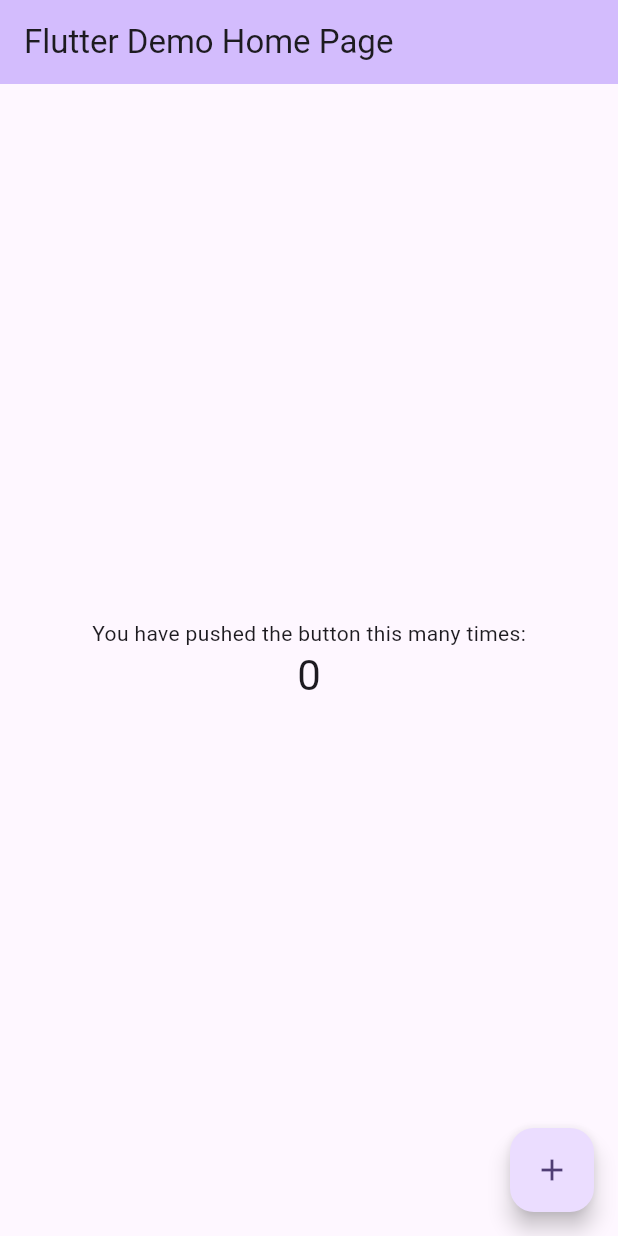
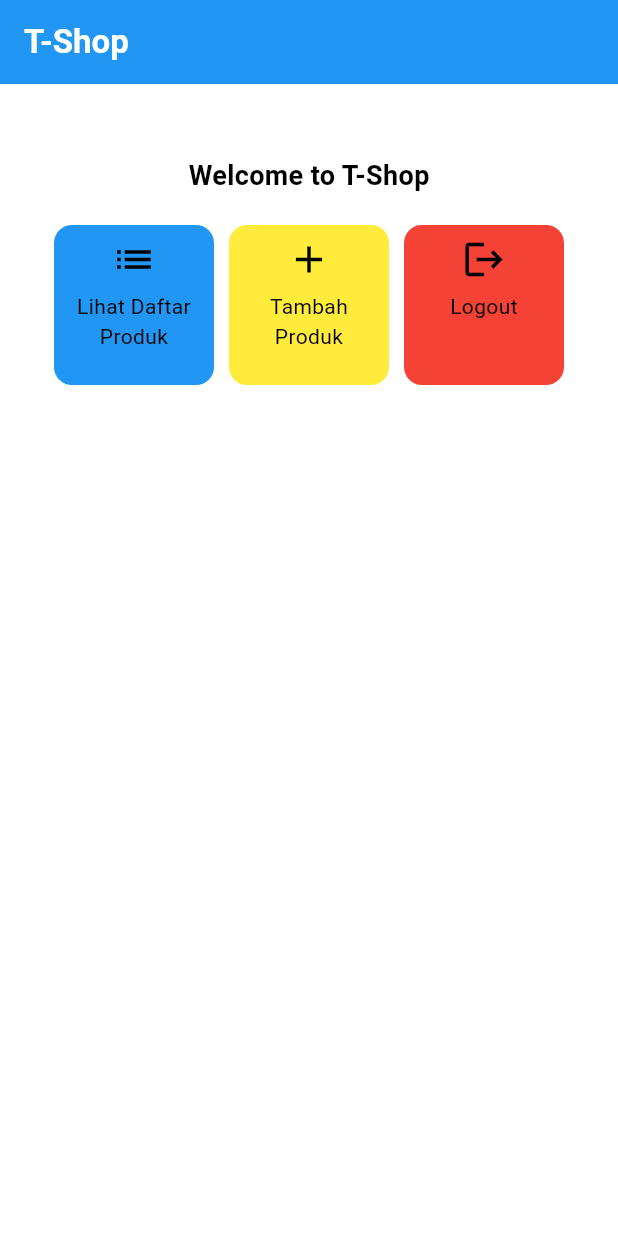
Before and after one commit to RaAhYaMa/pbp-my-e-commerce-mobile, a Flutter app: the screen it shows after launch, on a phone screen of 412 x 824 dp. Run offline on Flutter 3.47's test engine with Material 3 defaults, Android fonts, the phone set to English and light mode, and no system bars.

Commit message:
feat: make some button

```diff
--- a/lib/main.dart
+++ b/lib/main.dart
@@ -1,4 +1,6 @@
 import 'package:flutter/material.dart';
+import 'package:my_e_commerce_mobile/menu.dart';
+
 
 void main() {
   runApp(const MyApp());
@@ -7,119 +9,17 @@ void main() {
 class MyApp extends StatelessWidget {
   const MyApp({super.key});
 
-  // This widget is the root of your application.
   @override
   Widget build(BuildContext context) {
     return MaterialApp(
-      title: 'Flutter Demo',
+      title: 'T-Shop',
       theme: ThemeData(
-        // This is the theme of your application.
-        //
-        // TRY THIS: Try running your application with "flutter run". You'll see
-        // the application has a purple toolbar. Then, without quitting the app,
-        // try changing the seedColor in the colorScheme below to Colors.green
-        // and then invoke "hot reload" (save your changes or press the "hot
-        // reload" button in a Flutter-supported IDE, or press "r" if you used
-        // the command line to start the app).
-        //
-        // Notice that the counter didn't reset back to zero; the application
-        // state is not lost during the reload. To reset the state, use hot
-        // restart instead.
-        //
-        // This works for code too, not just values: Most code changes can be
-        // tested with just a hot reload.
-        colorScheme: ColorScheme.fromSeed(seedColor: Colors.deepPurple),
+        colorScheme: ColorScheme.fromSwatch(
+          primarySwatch: Colors.blue,
+        ).copyWith(secondary: Colors.blue[400]),
         useMaterial3: true,
       ),
-      home: const MyHomePage(title: 'Flutter Demo Home Page'),
+      home: MyHomePage(),
     );
   }
 }
-
-class MyHomePage extends StatefulWidget {
-  const MyHomePage({super.key, required this.title});
-
-  // This widget is the home page of your application. It is stateful, meaning
-  // that it has a State object (defined below) that contains fields that affect
-  // how it looks.
-
-  // This class is the configuration for the state. It holds the values (in this
-  // case the title) provided by the parent (in this case the App widget) and
-  // used by the build method of the State. Fields in a Widget subclass are
-  // always marked "final".
-
-  final String title;
-
-  @override
-  State<MyHomePage> createState() => _MyHomePageState();
-}
-
-class _MyHomePageState extends State<MyHomePage> {
-  int _counter = 0;
-
-  void _incrementCounter() {
-    setState(() {
-      // This call to setState tells the Flutter framework that something has
-      // changed in this State, which causes it to rerun the build method below
-      // so that the display can reflect the updated values. If we changed
-      // _counter without calling setState(), then the build method would not be
-      // called again, and so nothing would appear to happen.
-      _counter++;
-    });
-  }
-
-  @override
-  Widget build(BuildContext context) {
-    // This method is rerun every time setState is called, for instance as done
-    // by the _incrementCounter method above.
-    //
-    // The Flutter framework has been optimized to make rerunning build methods
-    // fast, so that you can just rebuild anything that needs updating rather
-    // than having to individually change instances of widgets.
-    return Scaffold(
-      appBar: AppBar(
-        // TRY THIS: Try changing the color here to a specific color (to
-        // Colors.amber, perhaps?) and trigger a hot reload to see the AppBar
-        // change color while the other colors stay the same.
-        backgroundColor: Theme.of(context).colorScheme.inversePrimary,
-        // Here we take the value from the MyHomePage object that was created by
-        // the App.build method, and use it to set our appbar title.
-        title: Text(widget.title),
-      ),
-      body: Center(
-        // Center is a layout widget. It takes a single child and positions it
-        // in the middle of the parent.
-        child: Column(
-          // Column is also a layout widget. It takes a list of children and
-          // arranges them vertically. By default, it sizes itself to fit its
-          // children horizontally, and tries to be as tall as its parent.
-          //
-          // Column has various properties to control how it sizes itself and
-          // how it positions its children. Here we use mainAxisAlignment to
-          // center the children vertically; the main axis here is the vertical
-          // axis because Columns are vertical (the cross axis would be
-          // horizontal).
-          //
-          // TRY THIS: Invoke "debug painting" (choose the "Toggle Debug Paint"
-          // action in the IDE, or press "p" in the console), to see the
-          // wireframe for each widget.
-          mainAxisAlignment: MainAxisAlignment.center,
-          children: <Widget>[
-            const Text(
-              'You have pushed the button this many times:',
-            ),
-            Text(
-              '$_counter',
-              style: Theme.of(context).textTheme.headlineMedium,
-            ),
-          ],
-        ),
-      ),
-      floatingActionButton: FloatingActionButton(
-        onPressed: _incrementCounter,
-        tooltip: 'Increment',
-        child: const Icon(Icons.add),
-      ), // This trailing comma makes auto-formatting nicer for build methods.
-    );
-  }
-}
--- /dev/null
+++ b/lib/menu.dart
@@ -0,0 +1,143 @@
+import 'package:flutter/material.dart';
+
+class MyHomePage extends StatelessWidget {
+  MyHomePage({super.key});
+
+  final List<ItemHomePage> items = [
+    ItemHomePage("Lihat Daftar Produk", Icons.list, Colors.blue),
+    ItemHomePage("Tambah Produk", Icons.add, Colors.yellow),
+    ItemHomePage("Logout", Icons.logout, Colors.red)
+  ];
+
+  @override
+  Widget build(BuildContext context) {
+    return Scaffold(
+      appBar: AppBar(
+        title: const Text(
+          "T-Shop",
+          style: TextStyle(
+            color: Colors.white,
+            fontWeight: FontWeight.bold,
+          )
+        ),
+        backgroundColor: Theme.of(context).colorScheme.primary,
+      ),
+
+      body: Padding(
+        padding: const EdgeInsets.all(16),
+        child: Column(
+          crossAxisAlignment: CrossAxisAlignment.center,
+          children: [
+            const SizedBox(height: 16),
+            Center(
+              child: Column(
+                children: [
+                  const Padding(
+                    padding: EdgeInsets.only(top: 16),
+                    child: Text(
+                      "Welcome to T-Shop",
+                      style: TextStyle(
+                        fontWeight: FontWeight.bold,
+                        fontSize: 18,
+                      )
+                    )
+                  ),
+
+                  GridView.count(
+                    primary: true,
+                    padding: const EdgeInsets.all(20),
+                    crossAxisSpacing: 10,
+                    mainAxisSpacing: 10,
+                    crossAxisCount: 3,
+                    shrinkWrap: true,
+                    children: items.map((ItemHomePage item) {
+                      return ItemCard(item);
+                    }).toList(),
+                  )
+                ]
+              )
+            )
+          ],
+        )
+      )
+    );
+  }
+}
+
+class ItemHomePage {
+  final String name;
+  final IconData icon;
+  final Color color;
+
+  ItemHomePage(this.name, this.icon, this.color);
+}
+
+class ItemCard extends StatelessWidget {
+  final ItemHomePage item;
+
+  const ItemCard(this.item, {super.key});
+
+  @override
+  Widget build(BuildContext context) {
+    return Material(
+      color: item.color,
+      borderRadius: BorderRadius.circular(12),
+
+      child: InkWell(
+        onTap: () {
+          ScaffoldMessenger.of(context)
+          ..hideCurrentSnackBar()
+          ..showSnackBar(SnackBar(content: Text("Kamu telah menekan tombol ${item.name}")));
+        },
+        child: Container(
+          padding: const EdgeInsets.all(8),
+          child: Center(
+            child: Column(
+              children: [
+                Icon(
+                  item.icon,
+                  color: Colors.black,
+                  size: 30.0
+                ),
+                const Padding(padding: EdgeInsets.all(3)),
+                Text(
+                  item.name,
+                  textAlign: TextAlign.center,
+                  style: const TextStyle(color: Colors.black)
+                )
+              ],
+            )
+          )
+        ),
+      ),
+    );
+  }
+}
+
+class InfoCard extends StatelessWidget {
+  final String title;
+  final String content;
+
+  const InfoCard({super.key, required this.title, required this.content});
+
+  @override
+  Widget build(BuildContext context) {
+    return Card(
+      elevation: 2.0,
+      child: Container(
+        width: MediaQuery.of(context).size.width / 3.5,
+        padding: const EdgeInsets.all(16.0),
+        child: Column(
+        children: [
+          Text(
+            title,
+            style: const TextStyle(fontWeight: FontWeight.bold),
+          ),
+          const SizedBox(height: 8.0),
+          Text(content),
+        ],
+        ),
+      ),
+    );
+  }
+}
```
